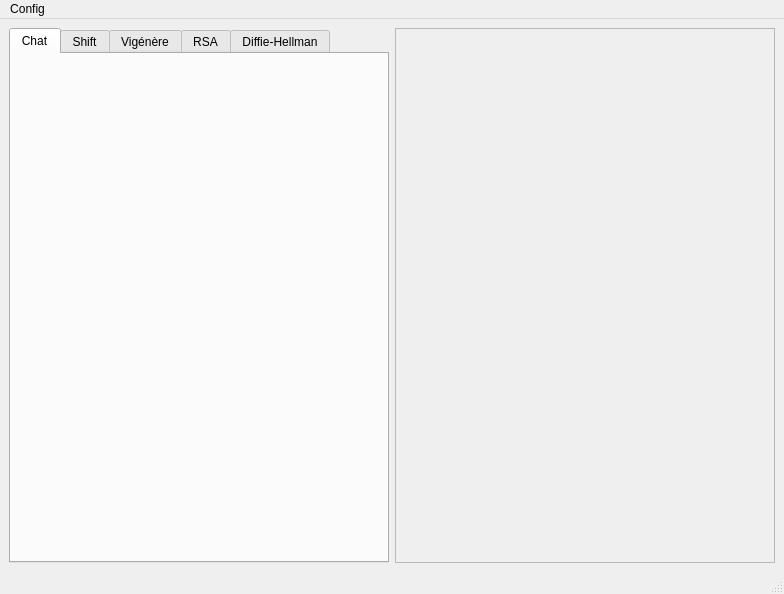
The window that res/main.ui (LordBaryhobal/CryptoChat) describes before a commit, drawn with Qt 5.
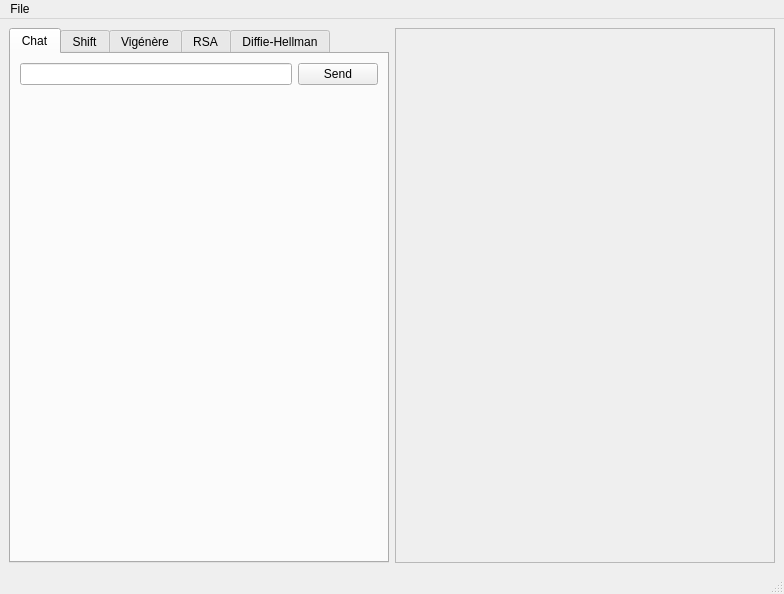
The same window after the commit. The open tabs and pages were chosen to show the change.

Commit message: added chat text input

```diff
--- a/res/main.ui
+++ b/res/main.ui
@@ -30,6 +30,35 @@
        <attribute name="title">
         <string>Chat</string>
        </attribute>
+       <layout class="QVBoxLayout" name="verticalLayout_2">
+        <item>
+         <layout class="QHBoxLayout" name="horizontalLayout">
+          <item>
+           <widget class="QLineEdit" name="lineEdit"/>
+          </item>
+          <item>
+           <widget class="QPushButton" name="pushButton">
+            <property name="text">
+             <string>Send</string>
+            </property>
+           </widget>
+          </item>
+         </layout>
+        </item>
+        <item>
+         <spacer name="verticalSpacer">
+          <property name="orientation">
+           <enum>Qt::Vertical</enum>
+          </property>
+          <property name="sizeHint" stdset="0">
+           <size>
+            <width>20</width>
+            <height>40</height>
+           </size>
+          </property>
+         </spacer>
+        </item>
+       </layout>
       </widget>
       <widget class="QWidget" name="tab_2">
        <attribute name="title">
@@ -82,12 +111,12 @@
      <height>22</height>
     </rect>
    </property>
-   <widget class="QMenu" name="menuTest">
+   <widget class="QMenu" name="menuFile">
     <property name="title">
-     <string>Config</string>
+     <string>File</string>
     </property>
    </widget>
-   <addaction name="menuTest"/>
+   <addaction name="menuFile"/>
   </widget>
  </widget>
  <resources/>
```
Left out of the diff: 2 changed lines with no effect on the pictures.
